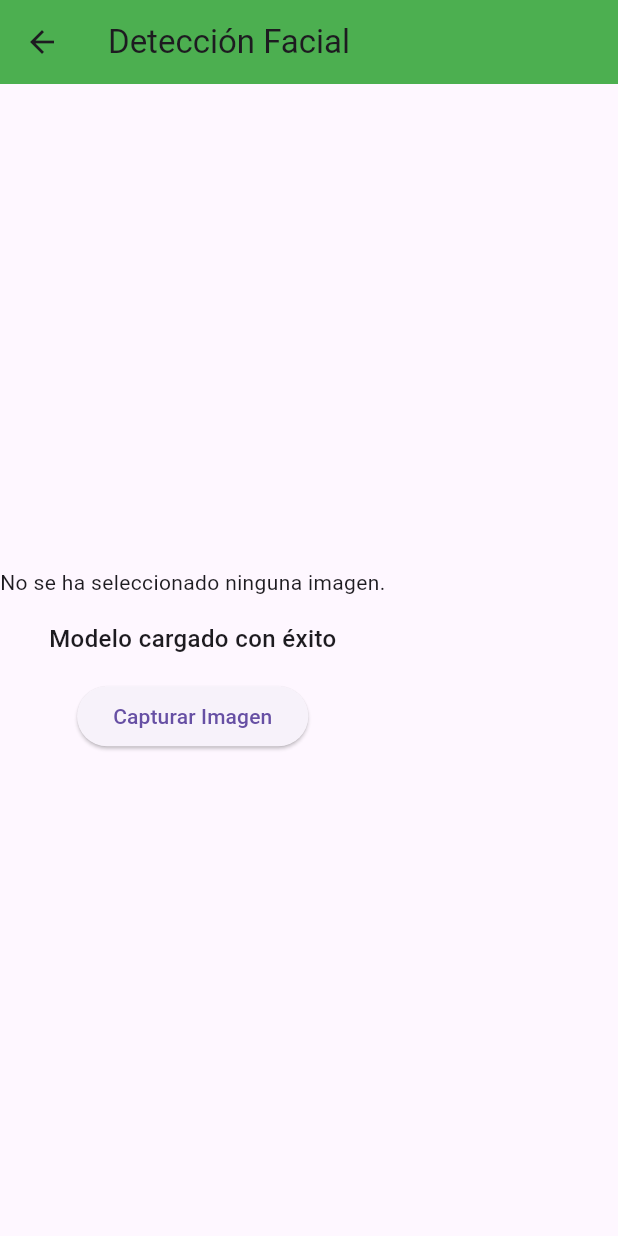
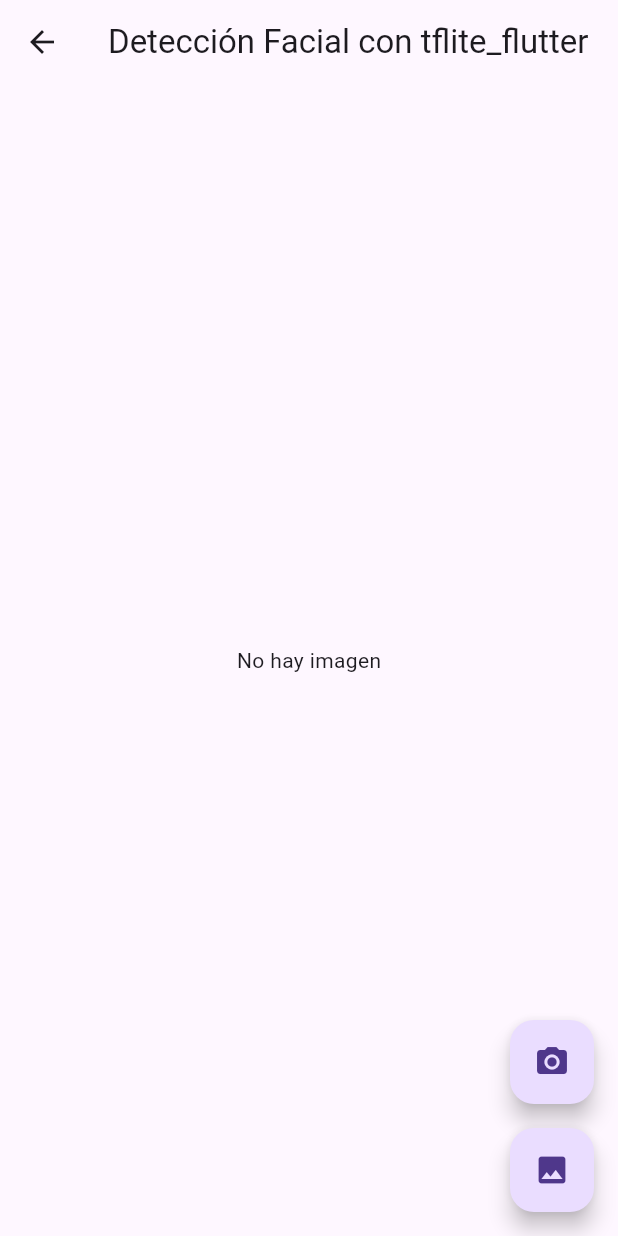
Before and after one commit to Pauemi/face_detection_tflite, a Flutter app: the screen it shows after launch, after a tap on "Ingresar", on a phone screen of 412 x 824 dp. Run offline on Flutter 3.47's test engine with Material 3 defaults, Android fonts, the phone set to English and light mode, and no system bars; our stand-ins replace carousel_slider, image_picker; missing offline and left inert: tflite_flutter.

```diff
--- a/lib/homepage.dart
+++ b/lib/homepage.dart
@@ -1,91 +1,106 @@
-import 'dart:typed_data';
+import 'dart:io';
 
 import 'package:flutter/material.dart';
 import 'package:image_picker/image_picker.dart';
-
-import 'utils/face_detection_service.dart';
+// Uso directo de tflite_flutter
+import 'package:tflite_flutter/tflite_flutter.dart' as tfl;
 
 class HomePage extends StatefulWidget {
-  const HomePage({super.key});
+  const HomePage({Key? key}) : super(key: key);
 
   @override
   State<HomePage> createState() => _HomePageState();
 }
 
 class _HomePageState extends State<HomePage> {
-  final FaceDetectionService _faceDetectionService = FaceDetectionService();
-  Uint8List? _imageBytes; // Imagen seleccionada
-  String _detectionResult = 'Sin detección'; // Mensaje de detección
+  File? _image;
+  late tfl.Interpreter _interpreter;   // Intérprete de tflite_flutter
+  bool _isInterpreterReady = false;
 
   @override
   void initState() {
     super.initState();
-    _initializeModel(); // Inicializar el modelo al iniciar la pantalla
+    _loadModel();
   }
 
-  // Inicializar el modelo de detección
-  Future<void> _initializeModel() async {
-    await _faceDetectionService.initializeModel();
-    setState(() {
-      _detectionResult = 'Modelo cargado con éxito';
-    });
+  // 1) Cargar modelo con tflite_flutter
+  Future<void> _loadModel() async {
+    try {
+      _interpreter = await tfl.Interpreter.fromAsset(
+        'blaze_face_short_range.tflite',
+      );
+      setState(() {
+        _isInterpreterReady = true;
+      });
+      debugPrint('Modelo cargado correctamente');
+    } catch (e) {
+      debugPrint('Error al cargar modelo: $e');
+    }
   }
 
-  // Capturar una imagen desde la cámara
-  Future<void> _pickImage() async {
-  final picker = ImagePicker();
-  final pickedFile = await picker.pickImage(source: ImageSource.camera);
+  // 2) Seleccionar imagen (galería o cámara)
+  Future<void> _pickImage(ImageSource source) async {
+    final picker = ImagePicker();
+    final pickedFile = await picker.pickImage(source: source);
 
-  if (pickedFile != null) {
-    final imageBytes = await pickedFile.readAsBytes(); // Leer los bytes de la imagen
-    setState(() {
-      _imageBytes = imageBytes; // Actualizar el estado
-    });
-    _detectFaces(); // Ejecutar la detección facial
+    if (pickedFile != null) {
+      setState(() => _image = File(pickedFile.path));
+      // Aquí podrías llamar a tu método de detección
+      // _runFaceDetection(_image!);
+    }
   }
-}
 
+  // 3) Ejecutar la inferencia
+  Future<void> _runFaceDetection(File image) async {
+    if (!_isInterpreterReady) return;
 
-  // Detectar rostros en la imagen seleccionada
-  Future<void> _detectFaces() async {
-    if (_imageBytes != null) {
-      final inputImage = _faceDetectionService.preprocessImage(_imageBytes!);
-      final result = _faceDetectionService.runModel(inputImage);
+    // a) Cargar la imagen en formato bytes
+    // b) Preprocesar la imagen (resize, normalizar, etc.)
+    // c) Invocar _interpreter.run(input, output)
+    // d) Parsear la salida (coordenadas, puntuaciones, etc.)
 
-      setState(() {
-        _detectionResult = 'Rostros detectados: ${result.length}';
-      });
-    }
+    // Ejemplo (muy simplificado, dependerá de cómo blaze_face_short_range.tflite
+    // espere la entrada):
+    // Suponiendo que reciba [1, height, width, 3], con un tamaño de 128x128
+
+    // 1. Leer la imagen con la librería 'image' (si lo deseas) y hacer resize:
+    //    final rawImage = img.decodeImage(File(image.path).readAsBytesSync())!;
+    //    final resized = img.copyResize(rawImage, width: 128, height: 128);
+    //    final inputImage = _imageToByteListFloat32(resized, 128);
+
+    // 2. Crear el output según la forma que devuelva tu modelo
+    //    Por ejemplo: List<dynamic> output = List.filled(1 * NUM_BOXES * 4, 0).reshape([1, NUM_BOXES, 4]);
+
+    // 3. Llamar a la inferencia
+    //    _interpreter.run(inputImage, output);
+
+    // 4. Interpretar output y dibujar bounding boxes
   }
 
   @override
   Widget build(BuildContext context) {
     return Scaffold(
       appBar: AppBar(
-        title: const Text('Detección Facial'),
-        backgroundColor: Colors.green,
+        title: const Text('Detección Facial con tflite_flutter'),
       ),
-      body: Column(
-        mainAxisAlignment: MainAxisAlignment.center,
+      body: Center(
+        child: _image == null
+            ? const Text('No hay imagen')
+            : Image.file(_image!),
+      ),
+      floatingActionButton: Column(
+        mainAxisAlignment: MainAxisAlignment.end,
         children: [
-          if (_imageBytes != null)
-            Image.memory(
-              _imageBytes!,
-              height: 300,
-              width: 300,
-              fit: BoxFit.cover,
-            )
-          else
-            const Text('No se ha seleccionado ninguna imagen.'),
-          const SizedBox(height: 16),
-          Text(
-            _detectionResult,
-            style: const TextStyle(fontSize: 16, fontWeight: FontWeight.w500),
+          FloatingActionButton(
+            heroTag: 'camera',
+            child: const Icon(Icons.camera_alt),
+            onPressed: () => _pickImage(ImageSource.camera),
           ),
           const SizedBox(height: 16),
-          ElevatedButton(
-            onPressed: _pickImage,
-            child: const Text('Capturar Imagen'),
+          FloatingActionButton(
+            heroTag: 'gallery',
+            child: const Icon(Icons.photo),
+            onPressed: () => _pickImage(ImageSource.gallery),
           ),
         ],
       ),
--- a/pubspec.yaml
+++ b/pubspec.yaml
@@ -32,11 +32,9 @@ dependencies:
   flutter:
     sdk: flutter
 
-
-
   tflite_flutter: ^0.11.0
-  tflite_flutter_helper_plus: ^0.0.2
   image_picker: ^1.1.2
+  image: ^3.3.0
   camera: ^0.10.4
 
   # The following adds the Cupertino Icons font to your application.
@@ -44,6 +42,7 @@ dependencies:
   cupertino_icons: ^1.0.8
 
   carousel_slider: ^5.0.0
+  google_mediapipe_face_detection: ^0.0.2
 
 dev_dependencies:
   flutter_test:
```
Also changed, not shown: lib/utils/face_detection_service.dart (deleted, +0 -47 lines), pubspec.lock, 7 other files.
